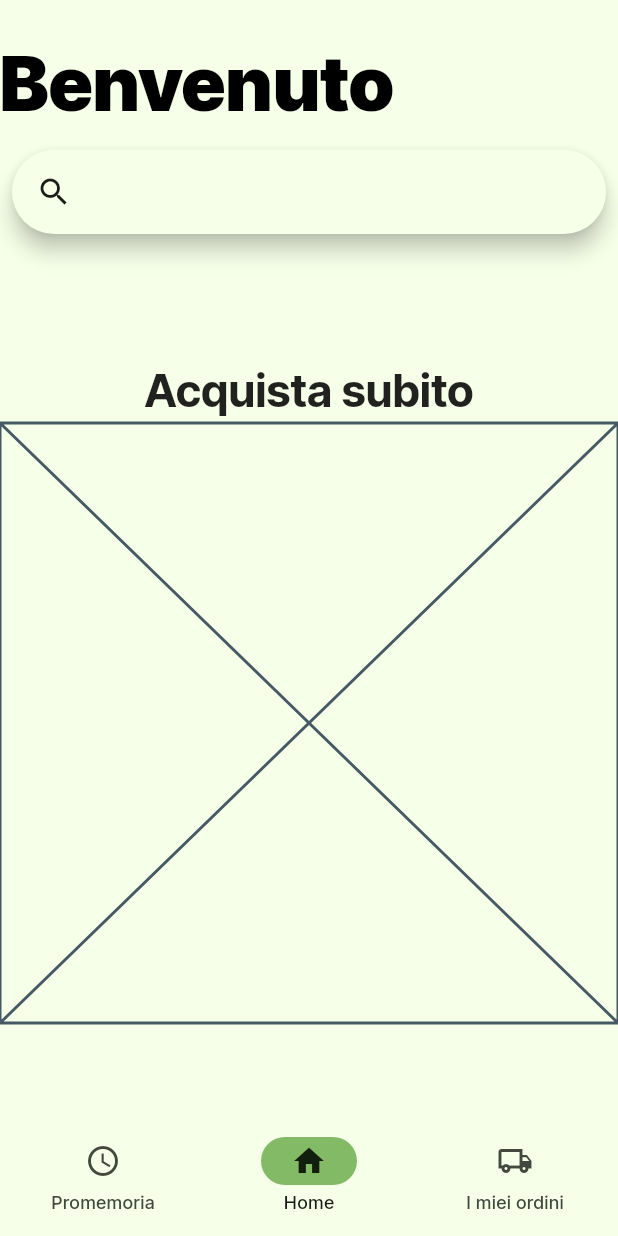
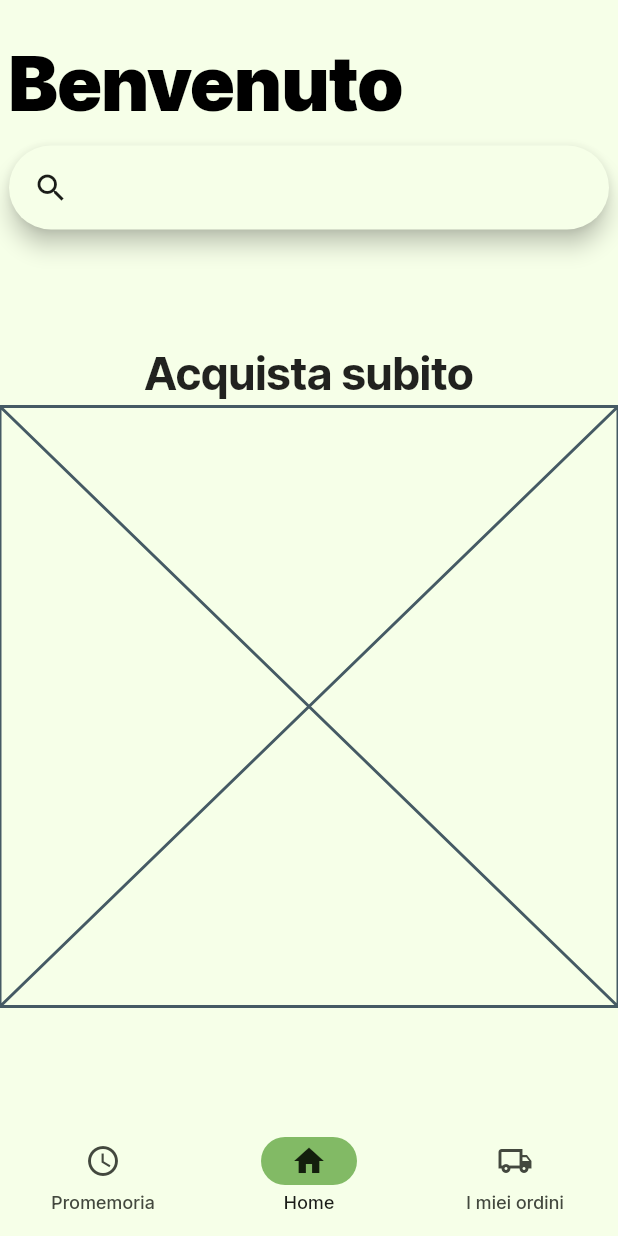
Before and after one commit to FLopriore/pharmate, a Flutter app: the screen it shows after launch, on a phone screen of 412 x 824 dp. Run offline on Flutter 3.47's test engine with Material 2 defaults, Android fonts, the phone set to English and light mode, and no system bars; our stand-ins replace google_fonts.

Commit message:
improve search bar and title text

```diff
--- a/lib/screens/homepage.dart
+++ b/lib/screens/homepage.dart
@@ -10,17 +10,19 @@ class HomePage extends StatelessWidget {
       body: Column(
         children: [
           SizedBox(height: 20),
-          SizedBox(width: 450,
+          SizedBox(width:400,
           child: Align(
-            alignment: Alignment.topLeft,
+            alignment:
+            Alignment.topLeft,
             child: Text(
             "Benvenuto",
             style: TextStyle(fontWeight: FontWeight.w900,fontSize: 50,color: Colors.black),
             textAlign: TextAlign.center,
                 ),
-          ),),
+          ),
+          ),
           //TODO: De-center the text
-          CustomSearchBar(),
+          SizedBox(width: 400,child: CustomSearchBar(),),
           SizedBox(height: 75),
           Text(
             "Acquista subito",
--- a/lib/widgets/custom_search_bar.dart
+++ b/lib/widgets/custom_search_bar.dart
@@ -11,7 +11,7 @@ class _SearchBarAppState extends State<CustomSearchBar> {
   @override
   Widget build(BuildContext context) {
     return Padding(
-      padding: const EdgeInsets.all(8.0),
+      padding: const EdgeInsets.only(top: 5),
       child: SearchAnchor(
           builder: (BuildContext context, SearchController controller) {
         return SearchBar(
```
